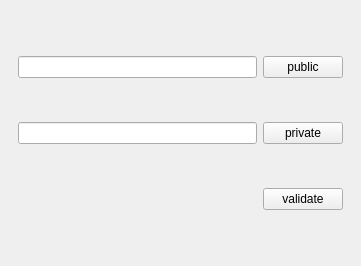
The window that Ben_AFK/mainwindow.ui (soleraeus/42_Matt-Daemon) describes before a commit, drawn with Qt 5.
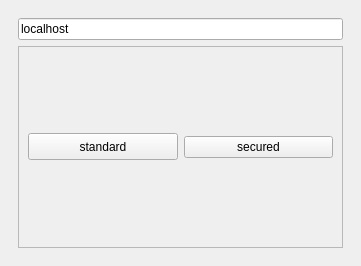
The same window after the commit. The open tabs and pages were chosen to show the change.

Commit message: removed now useless key page

Diff of the .ui file:
```diff
--- a/Ben_AFK/mainwindow.ui
+++ b/Ben_AFK/mainwindow.ui
@@ -63,37 +63,6 @@
         </item>
        </layout>
       </widget>
-      <widget class="QWidget" name="pageKey">
-       <layout class="QGridLayout" name="gridLayout_9">
-        <item row="0" column="1">
-         <widget class="QPushButton" name="buttonPubKey">
-          <property name="text">
-           <string>public</string>
-          </property>
-         </widget>
-        </item>
-        <item row="0" column="0">
-         <widget class="QLineEdit" name="linePubKey"/>
-        </item>
-        <item row="1" column="1">
-         <widget class="QPushButton" name="buttonPrivateKey">
-          <property name="text">
-           <string>private</string>
-          </property>
-         </widget>
-        </item>
-        <item row="1" column="0">
-         <widget class="QLineEdit" name="linePrivateKey"/>
-        </item>
-        <item row="2" column="1">
-         <widget class="QPushButton" name="buttonValidateKey">
-          <property name="text">
-           <string>validate</string>
-          </property>
-         </widget>
-        </item>
-       </layout>
-      </widget>
       <widget class="QWidget" name="pageLoading">
        <layout class="QGridLayout" name="gridLayout_5">
         <item row="0" column="0">
```
The commit also changes 3 other files.
